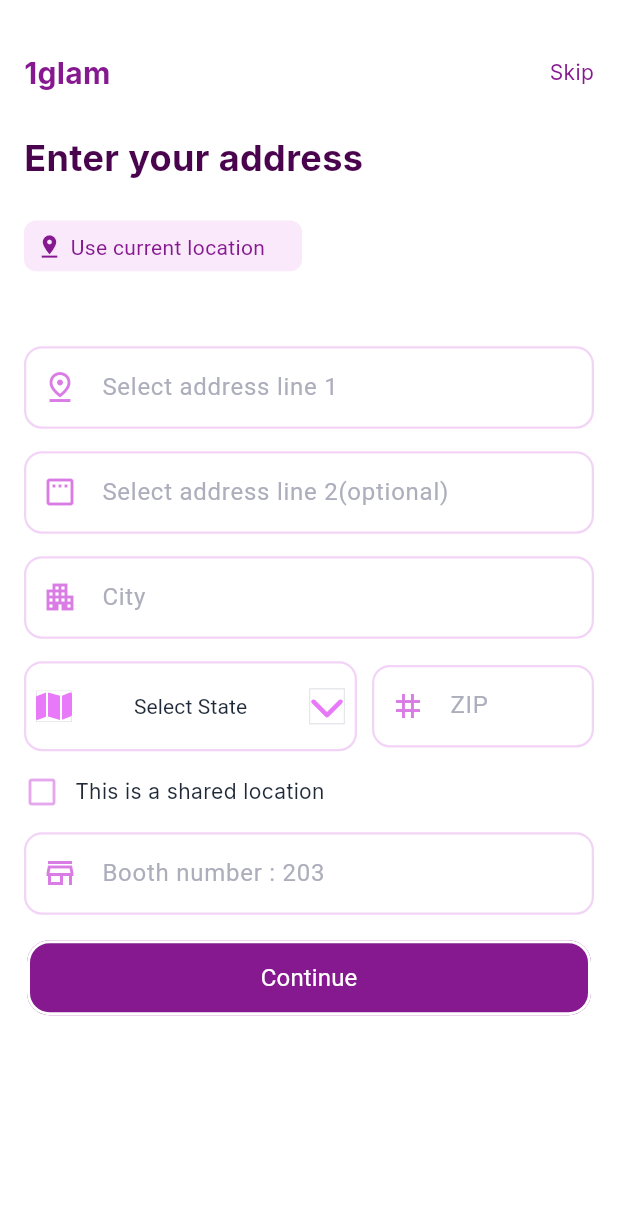
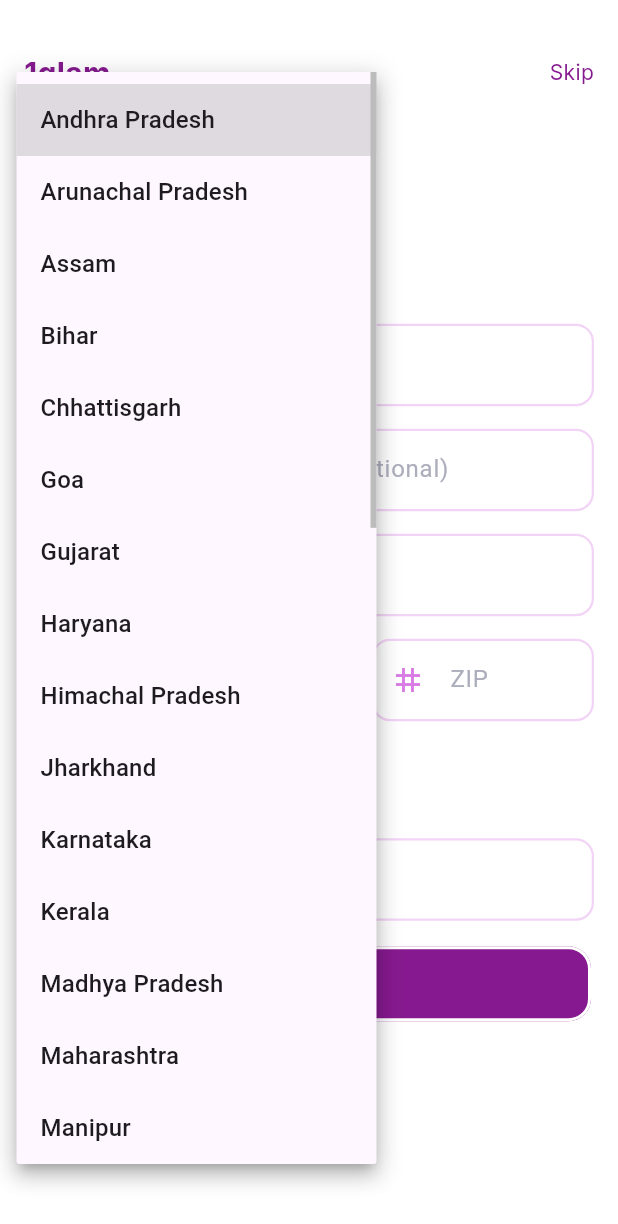
Before and after one commit to Chinmayverma1602/1glam, a Flutter app: the AddressDetailsPage screen opened directly, after a tap on "Select State", on a phone screen of 412 x 824 dp. Shown: the top 1224 px of the screen. Run offline on Flutter 3.47's test engine with Material 3 defaults, Android fonts, the phone set to English and light mode, and no system bars; our stand-ins replace flutter_svg, font_awesome_flutter, google_fonts, pinput; missing offline and left inert: switcher_button.

Commit message:
address api added

```diff
--- a/lib/main.dart
+++ b/lib/main.dart
@@ -1,5 +1,7 @@
 import 'package:flutter/material.dart';
+import 'package:glam1/screens/AboutMePage.dart';
 import 'package:glam1/screens/AddServicesPage.dart';
+import 'package:glam1/screens/AddressDetailsPage.dart';
 import 'package:glam1/screens/HomePage.dart';
 import 'package:glam1/screens/LeadsPage.dart';
 import 'package:glam1/screens/LoginPage.dart';
@@ -20,7 +22,9 @@ class MyApp extends StatelessWidget {
       debugShowCheckedModeBanner: false,
       initialRoute: '/home',
       routes: {
-      '/home': (context) => const LoginPage(),
+        '/home': (context) => const AboutMePage(
+              userEmail: '',
+            ),
         '/leads': (context) => const LeadsPage(),
         '/calendar': (context) => const HomePage(),
         '/settings': (context) => const HomePage(),
--- /dev/null
+++ b/lib/model/address_model.dart
@@ -0,0 +1,45 @@
+class UserAddress {
+  final String user;
+  final String addressLine1;
+  final String? addressLine2;
+  final String city;
+  final String zipCode;
+  final String state;
+  final bool isSharedLocation;
+  final String boothNo;
+
+  UserAddress({
+    required this.user,
+    required this.addressLine1,
+    this.addressLine2,
+    required this.city,
+    required this.zipCode,
+    required this.state,
+    required this.isSharedLocation,
+    required this.boothNo,
+  });
+
+  Map<String, dynamic> toJson() => {
+        'user': user,
+        'address_line_1': addressLine1,
+        'address_line_2': addressLine2,
+        'city': city,
+        'zip_code': zipCode,
+        'state': state,
+        'is_shared_location': isSharedLocation,
+        'booth_no': boothNo,
+      };
+
+  factory UserAddress.fromJson(Map<String, dynamic> json) {
+    return UserAddress(
+      user: json['user'],
+      addressLine1: json['address_line_1'],
+      addressLine2: json['address_line_2'],
+      city: json['city'],
+      zipCode: json['zip_code'],
+      state: json['state'],
+      isSharedLocation: json['is_shared_location'] == 1,
+      boothNo: json['booth_no'],
+    );
+  }
+}
--- a/lib/screens/AddressDetailsPage.dart
+++ b/lib/screens/AddressDetailsPage.dart
@@ -1,8 +1,9 @@
 import 'package:flutter/material.dart';
 import 'package:glam1/constants/AppColors.dart';
+import 'package:glam1/model/address_model.dart';
 import 'package:glam1/screens/TravellingInfo.dart';
+import 'package:glam1/services/address_service.dart';
 import 'package:glam1/widgets/CustomButton.dart';
-import 'package:glam1/widgets/CustomButton2.dart';
 import 'package:glam1/widgets/CustomHeader.dart';
 import 'package:glam1/widgets/CustomSubtitle.dart';
 import 'package:glam1/widgets/CustomTextInputField.dart';
@@ -16,6 +17,110 @@ class AddressDetailsPage extends StatefulWidget {
 }
 
 class _AddressDetailsPageState extends State<AddressDetailsPage> {
+  bool isSharedLocation = false;
+  String? selectedState;
+  bool isLoading = false;
+
+  // Text controllers
+  final TextEditingController addressLine1Controller = TextEditingController();
+  final TextEditingController addressLine2Controller = TextEditingController();
+  final TextEditingController cityController = TextEditingController();
+  final TextEditingController zipController = TextEditingController();
+  final TextEditingController boothController = TextEditingController();
+
+  final AddressService _addressService = AddressService();
+
+  // List of Indian states
+  final List<String> indianStates = [
+    'Andhra Pradesh',
+    'Arunachal Pradesh',
+    'Assam',
+    'Bihar',
+    'Chhattisgarh',
+    'Goa',
+    'Gujarat',
+    'Haryana',
+    'Himachal Pradesh',
+    'Jharkhand',
+    'Karnataka',
+    'Kerala',
+    'Madhya Pradesh',
+    'Maharashtra',
+    'Manipur',
+    'Meghalaya',
+    'Mizoram',
+    'Nagaland',
+    'Odisha',
+    'Punjab',
+    'Rajasthan',
+    'Sikkim',
+    'Tamil Nadu',
+    'Telangana',
+    'Tripura',
+    'Uttar Pradesh',
+    'Uttarakhand',
+    'West Bengal',
+    'Andaman and Nicobar Islands',
+    'Chandigarh',
+    'Dadra and Nagar Haveli and Daman and Diu',
+    'Delhi',
+    'Jammu and Kashmir',
+    'Ladakh',
+    'Lakshadweep',
+    'Puducherry'
+  ];
+
+  Future<void> _saveAddress() async {
+    if (addressLine1Controller.text.isEmpty ||
+        cityController.text.isEmpty ||
+        zipController.text.isEmpty ||
+        selectedState == null) {
+      ScaffoldMessenger.of(context).showSnackBar(
+        const SnackBar(content: Text('Please fill all required fields')),
+      );
+      return;
+    }
+
+    setState(() => isLoading = true);
+
+    final address = UserAddress(
+      user: "test@gmail.com", // Make this dynamic based on your auth system
+      addressLine1: addressLine1Controller.text,
+      addressLine2: addressLine2Controller.text.isEmpty
+          ? null
+          : addressLine2Controller.text,
+      city: cityController.text,
+      zipCode: zipController.text,
+      state: selectedState!,
+      isSharedLocation: isSharedLocation,
+      boothNo: boothController.text,
+    );
+
+    try {
+      final savedAddress = await _addressService.saveAddress(address);
+      if (savedAddress != null) {
+        Navigator.push(context,
+            MaterialPageRoute(builder: (context) => TravellingInfoPage()));
+      }
+    } catch (e) {
+      ScaffoldMessenger.of(context).showSnackBar(
+        SnackBar(content: Text('$e')),
+      );
+    } finally {
+      setState(() => isLoading = false);
+    }
+  }
+
+  @override
+  void dispose() {
+    addressLine1Controller.dispose();
+    addressLine2Controller.dispose();
+    cityController.dispose();
+    zipController.dispose();
+    boothController.dispose();
+    super.dispose();
+  }
+
   @override
   Widget build(BuildContext context) {
     return Scaffold(
@@ -26,12 +131,12 @@ class _AddressDetailsPageState extends State<AddressDetailsPage> {
           crossAxisAlignment: CrossAxisAlignment.start,
           children: [
             CustomHeader(),
-             SizedBox(height: 25,),
+            SizedBox(height: 25),
             CustomTitle(title: "Enter your address"),
-             SizedBox(height: 25,),
+            SizedBox(height: 25),
             Container(
-                  height: MediaQuery.of(context).size.height*0.041,
-                  width: MediaQuery.of(context).size.width*0.45,
+              height: MediaQuery.of(context).size.height * 0.041,
+              width: MediaQuery.of(context).size.width * 0.45,
               decoration: BoxDecoration(
                 color: AppColors.primary.withOpacity(0.1),
                 borderRadius: BorderRadius.circular(8),
@@ -39,25 +144,65 @@ class _AddressDetailsPageState extends State<AddressDetailsPage> {
               child: Padding(
                 padding: const EdgeInsets.all(8.0),
                 child: Row(children: [
-                      Icon(Icons.pin_drop, color: AppColors.subtitle,size: 18,),
-                      SizedBox(width: 5,),
-                      Text("Use current location", style: TextStyle(color: AppColors.subtitle),)
-                    ],),
-                  )
+                  Icon(Icons.pin_drop, color: AppColors.subtitle, size: 18),
+                  SizedBox(width: 5),
+                  Text("Use current location",
+                      style: TextStyle(color: AppColors.subtitle))
+                ]),
               ),
-             SizedBox(height: 35,),
-            SizedBox(height: 15,),
-            CustomTextInputField(hintText: "Select address line 1", icon: Icons.pin_drop_outlined),
-             SizedBox(height: 15,),
-            CustomTextInputField(hintText: "Select address line 2(optional)", icon: Icons.padding_outlined),
-             SizedBox(height: 15,),
-            CustomTextInputField(hintText: "City", icon: Icons.apartment_outlined),
-            SizedBox(height: 15,),
+            ),
+            SizedBox(height: 35),
+            CustomTextInputField(
+              hintText: "Select address line 1",
+              icon: Icons.pin_drop_outlined,
+              controller: addressLine1Controller,
+              keyboardType: TextInputType.streetAddress,
+            ),
+            SizedBox(height: 15),
+            CustomTextInputField(
+              hintText: "Select address line 2(optional)",
+              icon: Icons.padding_outlined,
+              controller: addressLine2Controller,
+              keyboardType: TextInputType.streetAddress,
+            ),
+            SizedBox(height: 15),
+            CustomTextInputField(
+              hintText: "City",
+              icon: Icons.apartment_outlined,
+              controller: cityController,
+              keyboardType: TextInputType.name,
+            ),
+            SizedBox(height: 15),
             Row(
               children: [
                 Expanded(
                   flex: 3,
-                  child: CustomButton2(text: "Select State", borderColor: AppColors.primary.withOpacity(0.2), leadingImage: 'assets/images/11.svg',trailingImage: 'assets/images/i.svg',),
+                  child: Container(
+                    padding: EdgeInsets.symmetric(horizontal: 10),
+                    decoration: BoxDecoration(
+                      border:
+                          Border.all(color: AppColors.primary.withOpacity(0.2)),
+                      borderRadius: BorderRadius.circular(8),
+                    ),
+                    child: DropdownButtonHideUnderline(
+                      child: DropdownButton<String>(
+                        value: selectedState,
+                        hint: Text("Select State"),
+                        isExpanded: true,
+                        items: indianStates.map((String state) {
+                          return DropdownMenuItem<String>(
+                            value: state,
+                            child: Text(state),
+                          );
+                        }).toList(),
+                        onChanged: (String? newValue) {
+                          setState(() {
+                            selectedState = newValue;
+                          });
+                        },
+                      ),
+                    ),
+                  ),
                 ),
                 SizedBox(width: 10),
                 Expanded(
@@ -65,25 +210,43 @@ class _AddressDetailsPageState extends State<AddressDetailsPage> {
                   child: CustomTextInputField(
                     hintText: "ZIP",
                     icon: Icons.tag,
+                    controller: zipController,
+                    keyboardType: TextInputType.number,
                   ),
                 ),
               ],
             ),
-             SizedBox(height: 15,),
+            SizedBox(height: 15),
             Row(
               children: [
-                Icon(Icons.check_box_outline_blank, color: AppColors.primary.withOpacity(0.4),),
-                SizedBox(width: 10,),
-                CustomSubTitle(subtitle: "This is a shared location", color: AppColors.text),
+                Checkbox(
+                  value: isSharedLocation,
+                  onChanged: (bool? value) {
+                    setState(() {
+                      isSharedLocation = value ?? false;
+                    });
+                  },
+                  activeColor: AppColors.primary,
+                ),
+                SizedBox(width: 10),
+                CustomSubTitle(
+                    subtitle: "This is a shared location",
+                    color: AppColors.text),
               ],
             ),
-             SizedBox(height: 15,),
-            CustomTextInputField(hintText: "Booth number : 203", icon: Icons.store_mall_directory_outlined),
-             SizedBox(height: 15,),
-            CustomButton(text: "Continue", color: AppColors.subtitle, onPressed: (){
-              Navigator.push(context, MaterialPageRoute(builder: (context)=> TravellingInfoPage()));
-            })
-
+            SizedBox(height: 15),
+            CustomTextInputField(
+              hintText: "Booth number",
+              icon: Icons.store_mall_directory_outlined,
+              controller: boothController,
+              keyboardType: TextInputType.number,
+            ),
+            SizedBox(height: 15),
+            CustomButton(
+              text: isLoading ? "Saving..." : "Continue",
+              color: AppColors.subtitle,
+              onPressed: isLoading ? null : _saveAddress,
+            )
           ],
         ),
       ),
--- a/lib/screens/LoginPage.dart
+++ b/lib/screens/LoginPage.dart
@@ -102,6 +102,7 @@ class _LoginPageState extends State<LoginPage> {
                   hintText: "Enter your email",
                   controller: _emailController,
                   icon: Icons.email_outlined,
+                  keyboardType: TextInputType.emailAddress,
                 ),
               ),
               Padding(
@@ -110,6 +111,7 @@ class _LoginPageState extends State<LoginPage> {
                   hintText: "Enter your password",
                   controller: _passwordController,
                   icon: Icons.lock_outline,
+                  keyboardType: TextInputType.visiblePassword,
                 ),
               ),
               const SizedBox(height: 12),
--- /dev/null
+++ b/lib/services/address_service.dart
@@ -0,0 +1,31 @@
+import 'package:glam1/model/address_model.dart';
+import 'package:http/http.dart' as http;
+import 'dart:convert';
+
+class AddressService {
+  static const String _baseUrl =
+      "http://1glam.local:8000/api/resource/userAddress";
+  static const Map<String, String> _headers = {
+    'Authorization': 'token eb6cdc62a0caeef:b4f7342a55e5049',
+    'Content-Type': 'application/json',
+  };
+
+  Future<UserAddress?> saveAddress(UserAddress address) async {
+    try {
+      final response = await http.post(
+        Uri.parse(_baseUrl),
+        headers: _headers,
+        body: jsonEncode(address.toJson()),
+      );
+
+      if (response.statusCode == 200) {
+        final responseData = jsonDecode(response.body);
+        return UserAddress.fromJson(responseData['data']);
+      } else {
+        throw Exception('Failed to save address: ${response.statusCode}');
+      }
+    } catch (e) {
+      throw Exception('Error saving address: $e');
+    }
+  }
+}
--- a/lib/widgets/CustomTextInputField.dart
+++ b/lib/widgets/CustomTextInputField.dart
@@ -12,6 +12,7 @@ class CustomTextInputField extends StatelessWidget {
     required this.icon,
     this.controller,
     super.key,
+    required TextInputType keyboardType,
   });
 
   @override
```
Also changed, not shown: lib/screens/TravellingInfo.dart (+5 -4 lines), lib/widgets/CustomCheckBox.dart (+17 -15 lines). Lines whose indentation alone changed are shown as unchanged.
